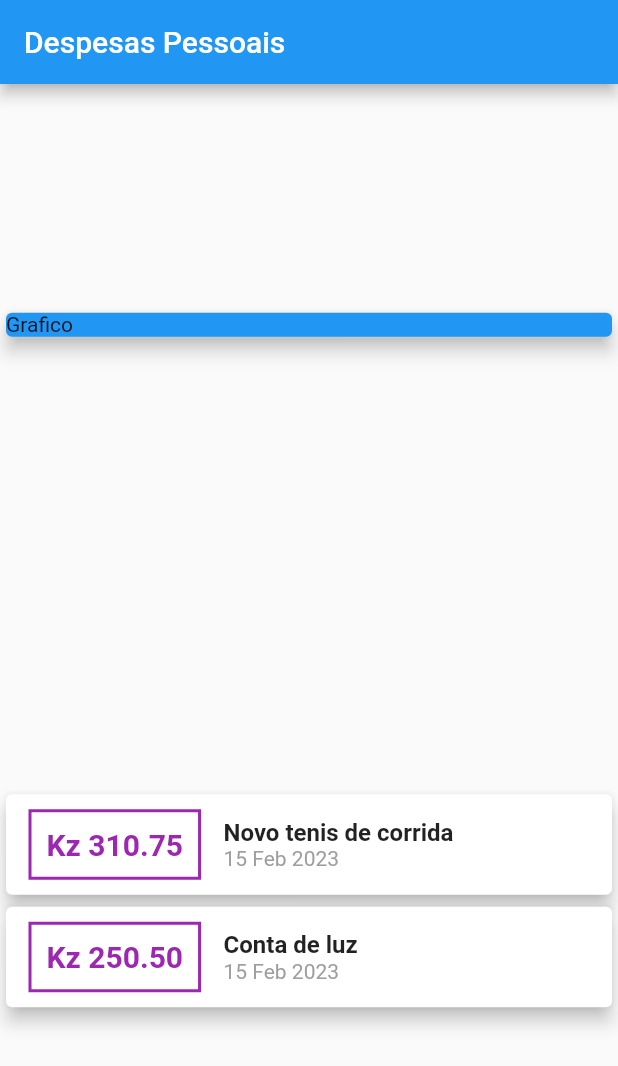
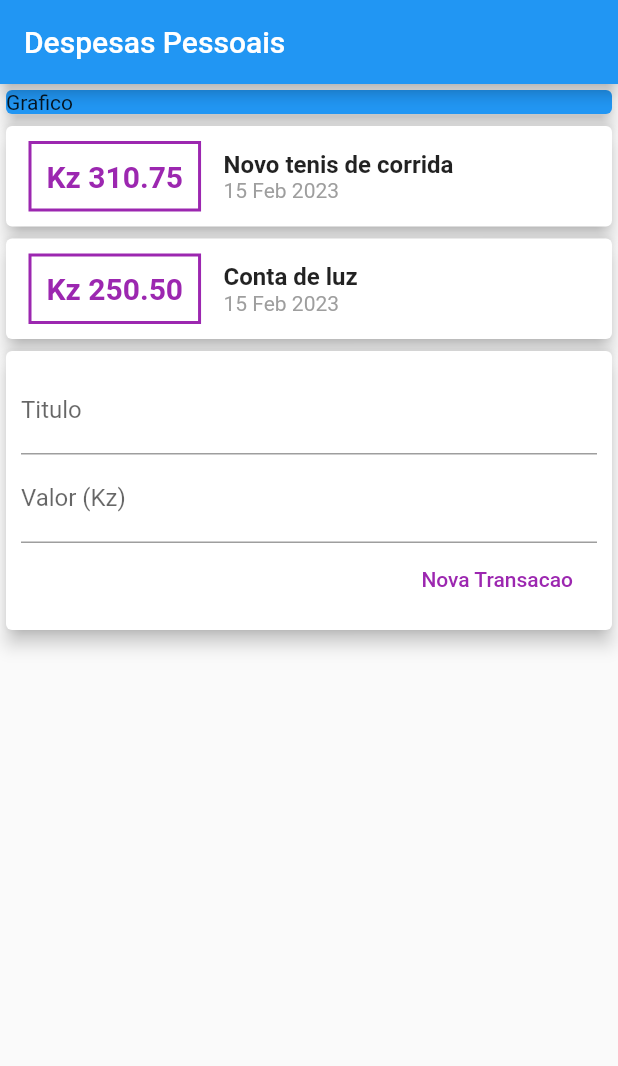
Before and after one commit to CesaltinoFelix/flutter_expenses_app, a Flutter app: the screen it shows after launch, on a phone screen of 412 x 824 dp. Shown: the top 1066 px of the screen. Run offline on Flutter 3.47's test engine with Material 2 defaults, Android fonts, the phone set to English and light mode, and no system bars.

Commit message:
adding transaction form

```diff
--- a/lib/main.dart
+++ b/lib/main.dart
@@ -20,6 +20,8 @@ class ExpensesApp extends StatelessWidget {
 
 class MyHomePage extends StatelessWidget {
   MyHomePage({super.key});
+  final titleController = TextEditingController();
+  final valueController = TextEditingController();
   final _transactions = [
     Transaction(
         id: 't1',
@@ -34,7 +36,6 @@ class MyHomePage extends StatelessWidget {
     return Scaffold(
       appBar: AppBar(title: Text('Despesas Pessoais')),
       body: Column(
-        mainAxisAlignment: MainAxisAlignment.spaceAround,
         crossAxisAlignment: CrossAxisAlignment.stretch,
         children: [
           Container(
@@ -83,7 +84,37 @@ class MyHomePage extends StatelessWidget {
               ),
               elevation: 5,
             );
-          }).toList())
+          }).toList()),
+          Card(
+            elevation: 5,
+            child: Padding(
+              padding: EdgeInsets.all(10),
+              child: Column(
+                children: [
+                  TextField(
+                    decoration: InputDecoration(labelText: 'Titulo'),
+                    controller: titleController,
+                  ),
+                  TextField(
+                    decoration: InputDecoration(
+                      labelText: 'Valor (Kz)',
+                    ),
+                    controller: valueController,
+                  ),
+                  Row(
+                    mainAxisAlignment: MainAxisAlignment.end,
+                    children: [
+                      MaterialButton(
+                        onPressed: () {},
+                        child: Text('Nova Transacao'),
+                        textColor: Colors.purple,
+                      ),
+                    ],
+                  )
+                ],
+              ),
+            ),
+          )
         ],
       ),
     );
```
